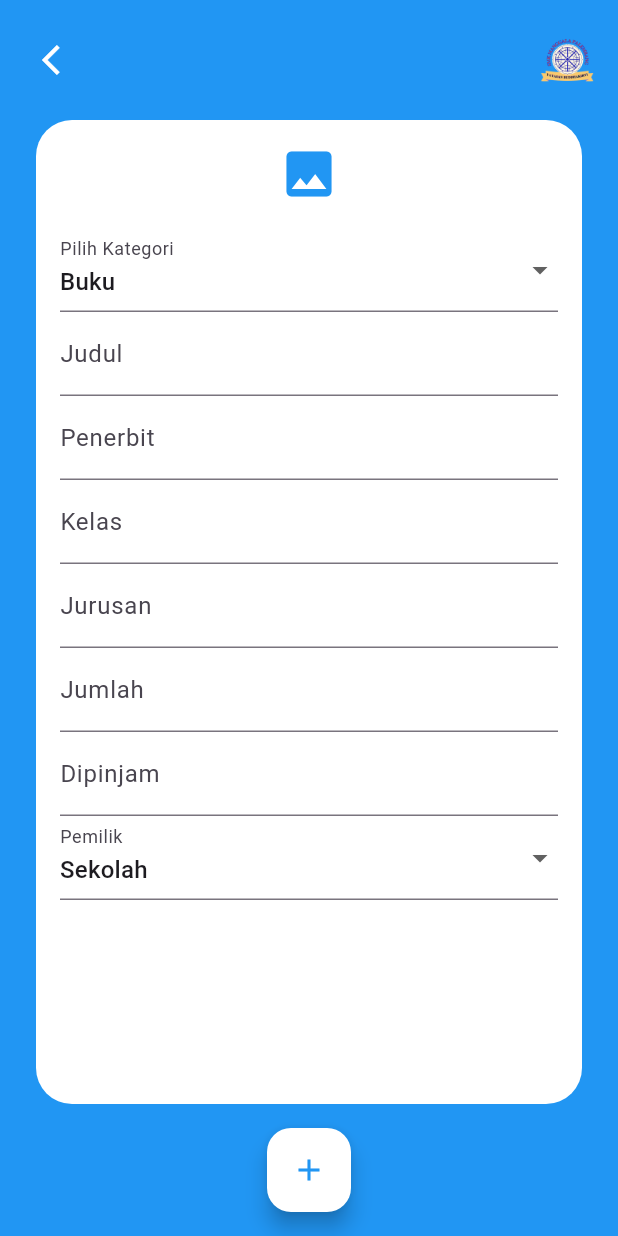
After one commit to hafizhpebrian/kerjapraktek, a Flutter app: the TambahBarangScreen screen opened directly, on a phone screen of 412 x 824 dp. The commit adds this screen. Run offline on Flutter 3.47's test engine with Material 3 defaults, Android fonts, the phone set to English and light mode, and no system bars; our stand-ins replace cloud_firestore, firebase_auth, firebase_core, image_picker; accounts and stored records are empty; network calls fail.

Commit message:
tambah_barang

```diff
--- /dev/null
+++ b/lib/screens/create_barang_screen.dart
@@ -0,0 +1,176 @@
+import 'dart:io';
+import 'package:flutter/material.dart';
+import 'package:image_picker/image_picker.dart';
+import 'package:cloud_firestore/cloud_firestore.dart';
+
+class TambahBarangScreen extends StatefulWidget {
+  const TambahBarangScreen({Key? key}) : super(key: key);
+
+  @override
+  State<TambahBarangScreen> createState() => _TambahBarangScreenState();
+}
+
+class _TambahBarangScreenState extends State<TambahBarangScreen> {
+  final _formKey = GlobalKey<FormState>();
+
+  String _kategori = 'Buku';
+  String _pemilik = 'Sekolah';
+
+  final TextEditingController _judulController = TextEditingController();
+  final TextEditingController _jumlahController = TextEditingController();
+  final TextEditingController _dipinjamController = TextEditingController();
+  final TextEditingController _penerbitController = TextEditingController();
+  final TextEditingController _kelasController = TextEditingController();
+  final TextEditingController _jurusanController = TextEditingController();
+
+  File? _imageFile;
+
+  Future<void> _pickImageFromCamera() async {
+    final pickedFile = await ImagePicker().pickImage(source: ImageSource.camera);
+    if (pickedFile != null) {
+      setState(() {
+        _imageFile = File(pickedFile.path);
+      });
+    }
+  }
+
+  @override
+  Widget build(BuildContext context) {
+    final Color primaryColor = Colors.blue;
+
+    return Scaffold(
+      backgroundColor: primaryColor,
+      body: SafeArea(
+        child: Column(
+          children: [
+            Padding(
+              padding: const EdgeInsets.all(16),
+              child: Row(
+                children: [
+                  IconButton(
+                    icon: const Icon(Icons.arrow_back_ios, color: Colors.white),
+                    onPressed: () {
+                      Navigator.pop(context);
+                    },
+                  ),
+                  const Spacer(),
+                  Image.asset(
+                    'assets/logo.png',
+                    height: 30,
+                  ),
+                ],
+              ),
+            ),
+            Expanded(
+              child: Container(
+                margin: const EdgeInsets.symmetric(horizontal: 24),
+                padding: const EdgeInsets.all(16),
+                decoration: BoxDecoration(
+                  color: Colors.white,
+                  borderRadius: BorderRadius.circular(24),
+                ),
+                child: Form(
+                  key: _formKey,
+                  child: ListView(
+                    children: [
+                      GestureDetector(
+                        onTap: _pickImageFromCamera,
+                        child: _imageFile == null
+                            ? const Icon(Icons.image, size: 40, color: Colors.blue)
+                            : ClipRRect(
+                                borderRadius: BorderRadius.circular(8),
+                                child: Image.file(
+                                  _imageFile!,
+                                  width: 40,
+                                  height: 60,
+                                  fit: BoxFit.cover,
+                                ),
+                              ),
+                      ),
+                      const SizedBox(height: 16),
+
+                      // Dropdown kategori
+                      DropdownButtonFormField<String>(
+                        value: _kategori,
+                        decoration: const InputDecoration(labelText: 'Pilih Kategori'),
+                        items: ['Buku', 'Barang']
+                            .map((item) => DropdownMenuItem(value: item, child: Text(item)))
+                            .toList(),
+                        onChanged: (value) => setState(() => _kategori = value!),
+                      ),
+
+                      if (_kategori == 'Buku') ...[
+                        TextFormField(
+                          controller: _judulController,
+                          decoration: const InputDecoration(labelText: 'Judul'),
+                        ),
+                        TextFormField(
+                          controller: _penerbitController,
+                          decoration: const InputDecoration(labelText: 'Penerbit'),
+                        ),
+                        TextFormField(
+                          controller: _kelasController,
+                          decoration: const InputDecoration(labelText: 'Kelas'),
+                        ),
+                        TextFormField(
+                          controller: _jurusanController,
+                          decoration: const InputDecoration(labelText: 'Jurusan'),
+                        ),
+                      ],
+
+                      TextFormField(
+                        controller: _jumlahController,
+                        decoration: const InputDecoration(labelText: 'Jumlah'),
+                        keyboardType: TextInputType.number,
+                      ),
+                      TextFormField(
+                        controller: _dipinjamController,
+                        decoration: const InputDecoration(labelText: 'Dipinjam'),
+                        keyboardType: TextInputType.number,
+                      ),
+
+                      DropdownButtonFormField<String>(
+                        value: _pemilik,
+                        decoration: const InputDecoration(labelText: 'Pemilik'),
+                        items: ['Sekolah', 'Pemerintah']
+                            .map((item) => DropdownMenuItem(value: item, child: Text(item)))
+                            .toList(),
+                        onChanged: (value) => setState(() => _pemilik = value!),
+                      ),
+                    ],
+                  ),
+                ),
+              ),
+            ),
+            const SizedBox(height: 16),
+            FloatingActionButton(
+              backgroundColor: Colors.white,
+              onPressed: () async {
+                if (_formKey.currentState!.validate()) {
+                  await FirebaseFirestore.instance.collection('barang').add({
+                    "kategori": _kategori,
+                    "judul": _judulController.text,
+                    "jumlah": int.tryParse(_jumlahController.text) ?? 0,
+                    "dipinjam": int.tryParse(_dipinjamController.text) ?? 0,
+                    "penerbit": _penerbitController.text,
+                    "kelas": _kelasController.text,
+                    "jurusan": _jurusanController.text,
+                    "pemilik": _pemilik,
+                    "imagePath": _imageFile?.path,
+                  });
+                  if (!mounted) return; // Tambahkan ini
+                  Navigator.pop(context);
+                  ScaffoldMessenger.of(context).showSnackBar(
+                    const SnackBar(content: Text('Data berhasil ditambahkan')),
+                  );
+                }
+              },
+              child: const Icon(Icons.add, color: Colors.blue),
+            ),
+            const SizedBox(height: 16),
+          ],
+        ),
+      ),
+    );
+  }
+}
--- a/pubspec.yaml
+++ b/pubspec.yaml
@@ -36,6 +36,8 @@ dependencies:
   cupertino_icons: ^1.0.8
   firebase_core: ^2.20.0
   firebase_auth: ^4.16.0
+  image_picker: ^1.0.7
+  cloud_firestore: ^4.15.5
 
 dev_dependencies:
   flutter_test:
```
Also changed, not shown: lib/screens/home_barang_screen.dart (added, +201 -0 lines), lib/screens/home_screen.dart (+8 -2 lines), lib/screens/login_screen.dart (+4 -4 lines), lib/screens/profile_screen.dart (+11 -4 lines), lib/screens/edit_profile_screen.dart (deleted), pubspec.lock, 5 other files.
